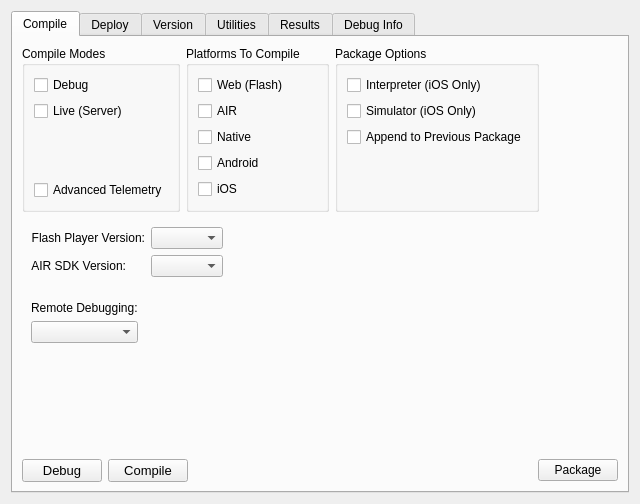
Before: the Qt Designer form resources/widget/DeckCompileWidget/DeckCompileWidget.ui in sernst/CompilerDeck, drawn with Qt 5.
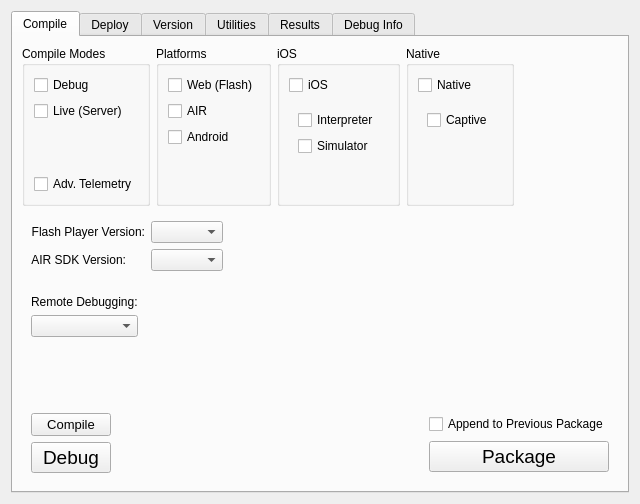
After: the same form once the commit is applied. The open tabs and pages were chosen to show the change.

Commit message: Adds support for native captive-runtime bundle compilation.

```diff
--- a/resources/widget/DeckCompileWidget/DeckCompileWidget.ui
+++ b/resources/widget/DeckCompileWidget/DeckCompileWidget.ui
@@ -78,7 +78,7 @@
              <item>
               <widget class="QCheckBox" name="telemetryCheck">
                <property name="text">
-                <string>Advanced Telemetry</string>
+                <string>Adv. Telemetry</string>
                </property>
               </widget>
              </item>
@@ -88,7 +88,7 @@
           <item>
            <widget class="QGroupBox" name="platformBox">
             <property name="title">
-             <string>Platforms To Compile</string>
+             <string>Platforms</string>
             </property>
             <layout class="QVBoxLayout" name="verticalLayout_4">
              <item>
@@ -105,13 +105,6 @@
                </property>
               </widget>
              </item>
-             <item>
-              <widget class="QCheckBox" name="nativePlatformCheck">
-               <property name="text">
-                <string>Native</string>
-               </property>
-              </widget>
-             </item>
              <item>
               <widget class="QCheckBox" name="androidPlatformCheck">
                <property name="text">
@@ -119,13 +112,6 @@
                </property>
               </widget>
              </item>
-             <item>
-              <widget class="QCheckBox" name="iosPlatformCheck">
-               <property name="text">
-                <string>iOS</string>
-               </property>
-              </widget>
-             </item>
              <item>
               <spacer name="verticalSpacer_3">
                <property name="orientation">
@@ -145,29 +131,48 @@
           <item>
            <widget class="QGroupBox" name="groupBox">
             <property name="title">
-             <string>Package Options</string>
+             <string>iOS</string>
             </property>
             <layout class="QVBoxLayout" name="verticalLayout_13">
              <item>
-              <widget class="QCheckBox" name="iosInterpCheck">
+              <widget class="QCheckBox" name="iosPlatformCheck">
                <property name="text">
-                <string>Interpreter (iOS Only)</string>
+                <string>iOS</string>
                </property>
               </widget>
              </item>
              <item>
-              <widget class="QCheckBox" name="simulatorCheck">
-               <property name="text">
-                <string>Simulator (iOS Only)</string>
-               </property>
+              <widget class="QWidget" name="widget_34" native="true">
+               <layout class="QVBoxLayout" name="verticalLayout_18">
+                <item>
+                 <widget class="QCheckBox" name="iosInterpCheck">
+                  <property name="text">
+                   <string>Interpreter</string>
+                  </property>
+                 </widget>
+                </item>
+                <item>
+                 <widget class="QCheckBox" name="simulatorCheck">
+                  <property name="text">
+                   <string>Simulator</string>
+                  </property>
+                 </widget>
+                </item>
+               </layout>
               </widget>
              </item>
              <item>
-              <widget class="QCheckBox" name="expandPackageChk">
-               <property name="text">
-                <string>Append to Previous Package</string>
+              <spacer name="verticalSpacer_7">
+               <property name="orientation">
+                <enum>Qt::Vertical</enum>
                </property>
-              </widget>
+               <property name="sizeHint" stdset="0">
+                <size>
+                 <width>20</width>
+                 <height>40</height>
+                </size>
+               </property>
+              </spacer>
              </item>
              <item>
               <spacer name="verticalSpacer_5">
@@ -185,6 +190,48 @@
             </layout>
            </widget>
           </item>
+          <item>
+           <widget class="QGroupBox" name="groupBox_2">
+            <property name="title">
+             <string>Native</string>
+            </property>
+            <layout class="QVBoxLayout" name="verticalLayout_19">
+             <item>
+              <widget class="QCheckBox" name="nativePlatformCheck">
+               <property name="text">
+                <string>Native</string>
+               </property>
+              </widget>
+             </item>
+             <item>
+              <widget class="QWidget" name="widget_35" native="true">
+               <layout class="QVBoxLayout" name="verticalLayout_20">
+                <item>
+                 <widget class="QCheckBox" name="nativeCaptiveChk">
+                  <property name="text">
+                   <string>Captive</string>
+                  </property>
+                 </widget>
+                </item>
+               </layout>
+              </widget>
+             </item>
+             <item>
+              <spacer name="verticalSpacer_8">
+               <property name="orientation">
+                <enum>Qt::Vertical</enum>
+               </property>
+               <property name="sizeHint" stdset="0">
+                <size>
+                 <width>20</width>
+                 <height>40</height>
+                </size>
+               </property>
+              </spacer>
+             </item>
+            </layout>
+           </widget>
+          </item>
           <item>
            <spacer name="horizontalSpacer_2">
             <property name="orientation">
@@ -313,27 +360,33 @@
            <number>0</number>
           </property>
           <item>
-           <widget class="QPushButton" name="compileDebugBtn">
-            <property name="font">
-             <font>
-              <pointsize>10</pointsize>
-             </font>
-            </property>
-            <property name="text">
-             <string>Debug</string>
-            </property>
-           </widget>
-          </item>
-          <item>
-           <widget class="QPushButton" name="compileBtn">
-            <property name="font">
-             <font>
-              <pointsize>10</pointsize>
-             </font>
-            </property>
-            <property name="text">
-             <string>Compile</string>
-            </property>
+           <widget class="QWidget" name="widget_33" native="true">
+            <layout class="QVBoxLayout" name="verticalLayout_16">
+             <item>
+              <widget class="QPushButton" name="compileBtn">
+               <property name="font">
+                <font>
+                 <pointsize>10</pointsize>
+                </font>
+               </property>
+               <property name="text">
+                <string>Compile</string>
+               </property>
+              </widget>
+             </item>
+             <item>
+              <widget class="QPushButton" name="compileDebugBtn">
+               <property name="font">
+                <font>
+                 <pointsize>14</pointsize>
+                </font>
+               </property>
+               <property name="text">
+                <string>Debug</string>
+               </property>
+              </widget>
+             </item>
+            </layout>
            </widget>
           </item>
           <item>
@@ -350,10 +403,28 @@
            </spacer>
           </item>
           <item>
-           <widget class="QPushButton" name="packageBtn">
-            <property name="text">
-             <string>Package</string>
-            </property>
+           <widget class="QWidget" name="widget_32" native="true">
+            <layout class="QVBoxLayout" name="verticalLayout_17">
+             <item>
+              <widget class="QCheckBox" name="expandPackageChk">
+               <property name="text">
+                <string>Append to Previous Package</string>
+               </property>
+              </widget>
+             </item>
+             <item>
+              <widget class="QPushButton" name="packageBtn">
+               <property name="font">
+                <font>
+                 <pointsize>14</pointsize>
+                </font>
+               </property>
+               <property name="text">
+                <string>Package</string>
+               </property>
+              </widget>
+             </item>
+            </layout>
            </widget>
           </item>
          </layout>
```
Left out of the diff: 26 changed lines with no effect on the pictures. The commit also changes 8 other files.
